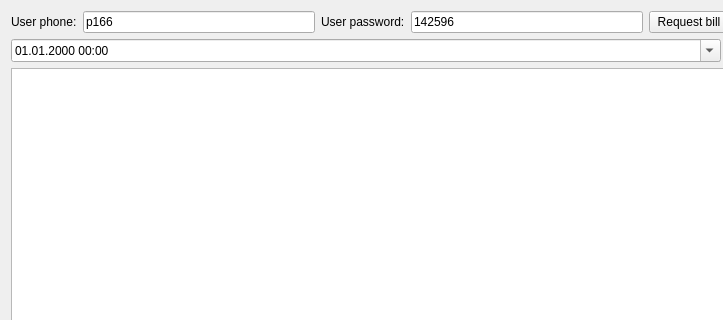
Old version of the form src/mainwindow.ui in the repository p166/BillDownloader; both pictures show x 0 to 723 and y 0 to 320 of the 838 by 627 pixel window.
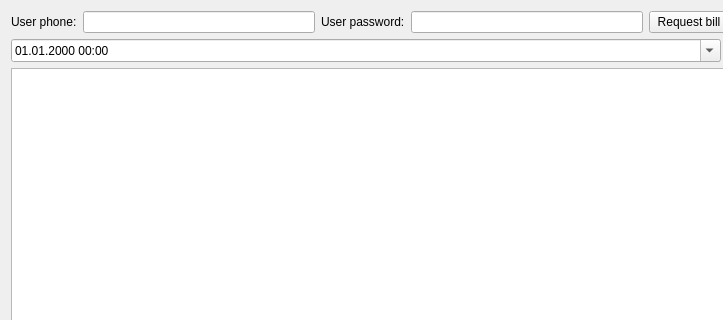
New version of the form.

Commit message: + скрытый пароль

What changed in the file:
```diff
--- a/src/mainwindow.ui
+++ b/src/mainwindow.ui
@@ -27,7 +27,7 @@
       <item>
        <widget class="QLineEdit" name="lineEditUser">
         <property name="text">
-         <string>p166</string>
+         <string/>
         </property>
        </widget>
       </item>
@@ -41,7 +41,10 @@
       <item>
        <widget class="QLineEdit" name="lineEditPassword">
         <property name="text">
-         <string>142596</string>
+         <string/>
+        </property>
+        <property name="echoMode">
+         <enum>QLineEdit::PasswordEchoOnEdit</enum>
         </property>
        </widget>
       </item>
```
